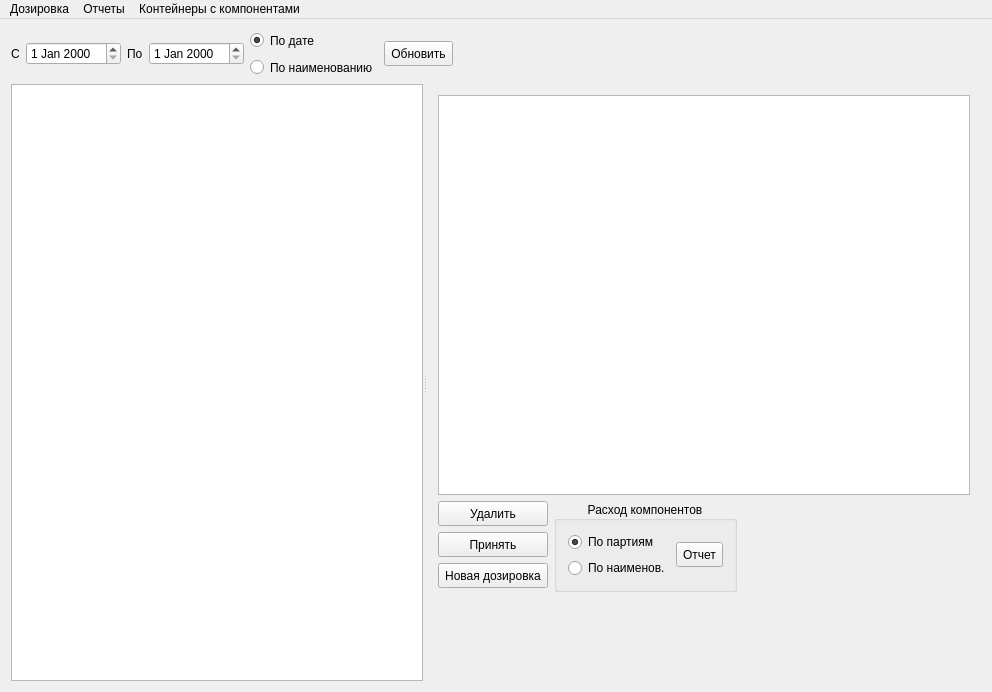
This is mainwindow.ui in Sergeyego/doz_view as Qt 5 draws it before an edit. The edited form follows.
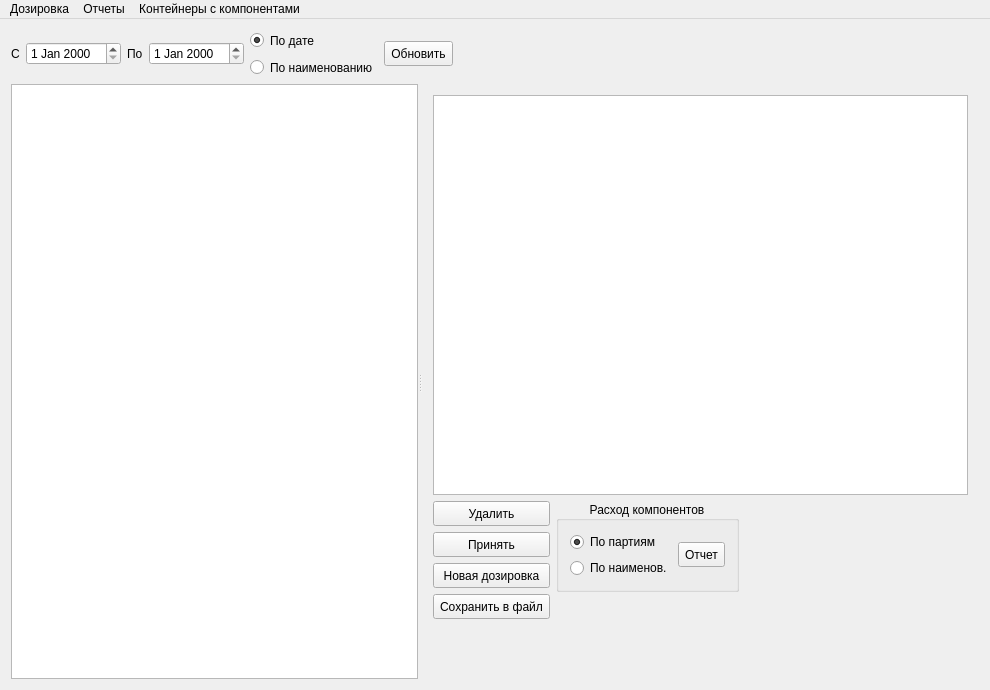
This is the edited form. Icons and pictures are not drawn. Custom widgets are drawn as their Qt base class.

Commit message: Сохранение дозировки в файл

The edit to the form file:
```diff
--- a/mainwindow.ui
+++ b/mainwindow.ui
@@ -6,8 +6,8 @@
    <rect>
     <x>0</x>
     <y>0</y>
-    <width>992</width>
-    <height>692</height>
+    <width>990</width>
+    <height>690</height>
    </rect>
   </property>
   <property name="windowTitle">
@@ -252,6 +252,28 @@
               </property>
              </widget>
             </item>
+            <item>
+             <widget class="QToolButton" name="toolButtonSave">
+              <property name="sizePolicy">
+               <sizepolicy hsizetype="Minimum" vsizetype="Maximum">
+                <horstretch>0</horstretch>
+                <verstretch>0</verstretch>
+               </sizepolicy>
+              </property>
+              <property name="minimumSize">
+               <size>
+                <width>0</width>
+                <height>25</height>
+               </size>
+              </property>
+              <property name="text">
+               <string>Сохранить в файл</string>
+              </property>
+              <property name="toolButtonStyle">
+               <enum>Qt::ToolButtonTextBesideIcon</enum>
+              </property>
+             </widget>
+            </item>
             <item>
              <spacer name="verticalSpacer_2">
               <property name="orientation">
@@ -381,7 +403,7 @@
     <rect>
      <x>0</x>
      <y>0</y>
-     <width>992</width>
+     <width>990</width>
      <height>24</height>
     </rect>
    </property>
```
Left out of the diff: 9 changed lines with no effect on the pictures. The commit also changes 4 other files.
